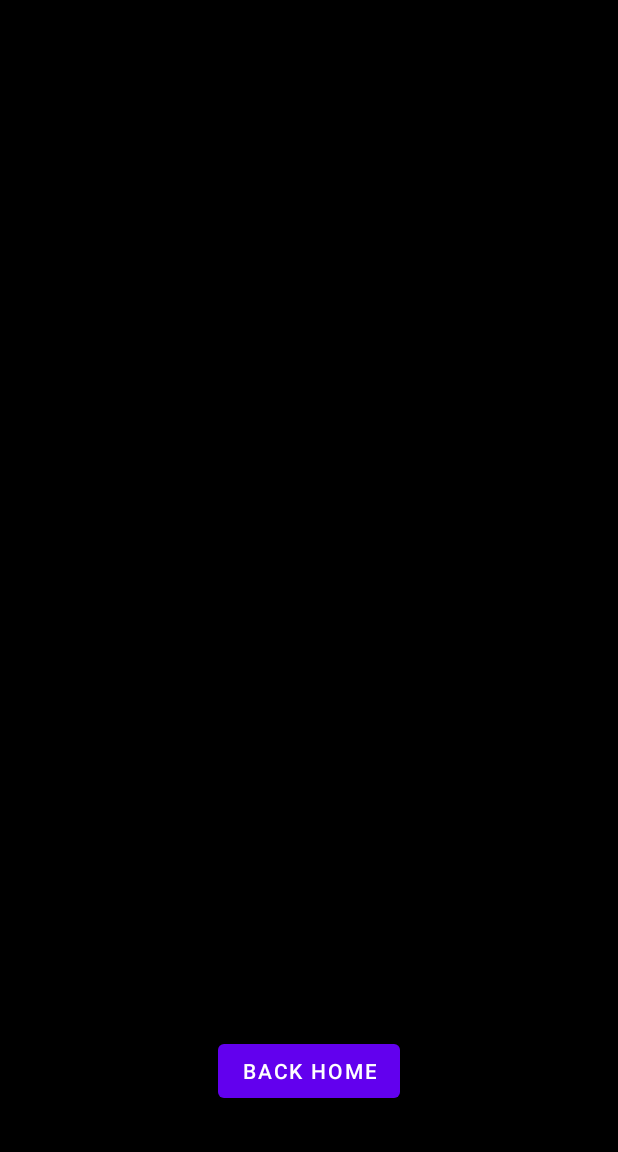
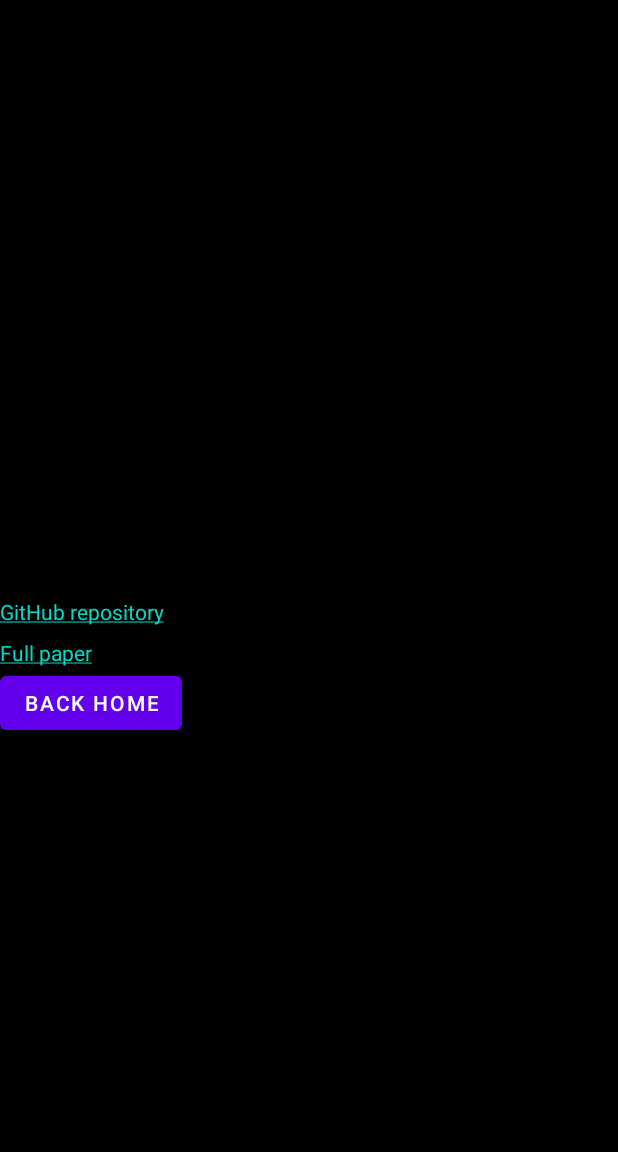
Before and after one commit to jeqcho/Light-Pollution-Meter, an Android app: the AboutFragment screen opened through its navigation route, on a phone screen of 412 x 824 dp, the part 84-1236 px from its top. Run offline under Robolectric (Android 15) with nearby library versions, the light colour scheme and no system bars.

Commit message:
Updated about

```diff
--- a/app/src/main/java/com/chojeq/lightpollutionmeter/AboutFragment.kt
+++ b/app/src/main/java/com/chojeq/lightpollutionmeter/AboutFragment.kt
@@ -1,19 +1,16 @@
 package com.chojeq.lightpollutionmeter
 
 import android.os.Bundle
-import androidx.fragment.app.Fragment
+import android.text.method.LinkMovementMethod
 import android.view.LayoutInflater
 import android.view.View
 import android.view.ViewGroup
 import android.widget.Button
+import android.widget.TextView
+import androidx.fragment.app.Fragment
 import androidx.navigation.findNavController
-import com.chojeq.lightpollutionmeter.R
 
 class AboutFragment : Fragment() {
-
-    override fun onCreate(savedInstanceState: Bundle?) {
-        super.onCreate(savedInstanceState)
-    }
 
     override fun onCreateView(
         inflater: LayoutInflater, container: ViewGroup?,
@@ -24,6 +21,8 @@ class AboutFragment : Fragment() {
         binding.findViewById<Button>(R.id.back_home_button).setOnClickListener{
             it.findNavController().navigate(R.id.action_aboutFragment_to_homeFragment)
         }
+        binding.findViewById<TextView>(R.id.github_link).movementMethod = LinkMovementMethod.getInstance()
+        binding.findViewById<TextView>(R.id.paper_link).movementMethod = LinkMovementMethod.getInstance()
         return binding
     }
 }
--- a/app/src/main/res/layout/fragment_about.xml
+++ b/app/src/main/res/layout/fragment_about.xml
@@ -1,31 +1,42 @@
 <?xml version="1.0" encoding="utf-8"?>
-<androidx.constraintlayout.widget.ConstraintLayout xmlns:android="http://schemas.android.com/apk/res/android"
+<LinearLayout xmlns:android="http://schemas.android.com/apk/res/android"
     xmlns:app="http://schemas.android.com/apk/res-auto"
     xmlns:tools="http://schemas.android.com/tools"
     android:id="@+id/frameLayout6"
     android:layout_width="match_parent"
     android:layout_height="match_parent"
+    android:orientation="vertical"
     tools:context="com.chojeq.lightpollutionmeter.AboutFragment">
 
-    <!-- TODO: Update blank fragment layout -->
     <TextView
         android:id="@+id/textView5"
         android:layout_width="wrap_content"
         android:layout_height="wrap_content"
-        android:text="@string/about"
-        app:layout_constraintBottom_toTopOf="@+id/back_home_button"
-        app:layout_constraintEnd_toEndOf="parent"
-        app:layout_constraintStart_toStartOf="parent"
-        app:layout_constraintTop_toTopOf="parent" />
+        android:autoLink="web"
+        android:clickable="true"
+        android:focusable="true"
+        android:linksClickable="true"
+        android:text="@string/about" />
+
+    <TextView
+        android:id="@+id/github_link"
+        android:layout_width="wrap_content"
+        android:layout_height="wrap_content"
+        android:layout_marginTop="8dp"
+        android:layout_marginBottom="8dp"
+        android:text="@string/github_link" />
+
+    <TextView
+        android:id="@+id/paper_link"
+        android:layout_width="wrap_content"
+        android:layout_height="wrap_content"
+        android:text="@string/paper_link" />
 
     <Button
         android:id="@+id/back_home_button"
         android:layout_width="wrap_content"
         android:layout_height="wrap_content"
         android:layout_marginBottom="30dp"
-        android:text="Back Home"
-        app:layout_constraintBottom_toBottomOf="parent"
-        app:layout_constraintEnd_toEndOf="parent"
-        app:layout_constraintStart_toStartOf="parent" />
+        android:text="Back Home" />
 
-</androidx.constraintlayout.widget.ConstraintLayout>
+</LinearLayout>
--- a/app/src/main/res/values/strings.xml
+++ b/app/src/main/res/values/strings.xml
@@ -22,6 +22,8 @@
             2. Press "MEASURE".\n
             3. Readings will only be taken if the "Max" value is less than 255. To prevent pixel saturation, jiggle your phone to smear the light to more pixels.\n
             4. Three valid readings will be recorded and used in the calculation of the zero point.\n
-        For more information, see the GitHub repository https://github.com or the research paper at.\n
+        For more information, see the following links
     </string>
+    <string name="github_link"><a href="https://github.com/jeqcho/Light-Pollution-Meter">GitHub repository</a></string>
+    <string name="paper_link"><a href="https://drive.google.com/file/d/10wXDEiaP3Cp8eEAhlSJOvJIwVt1ebWIN/view?usp=sharing">Full paper</a></string>
 </resources>
```
